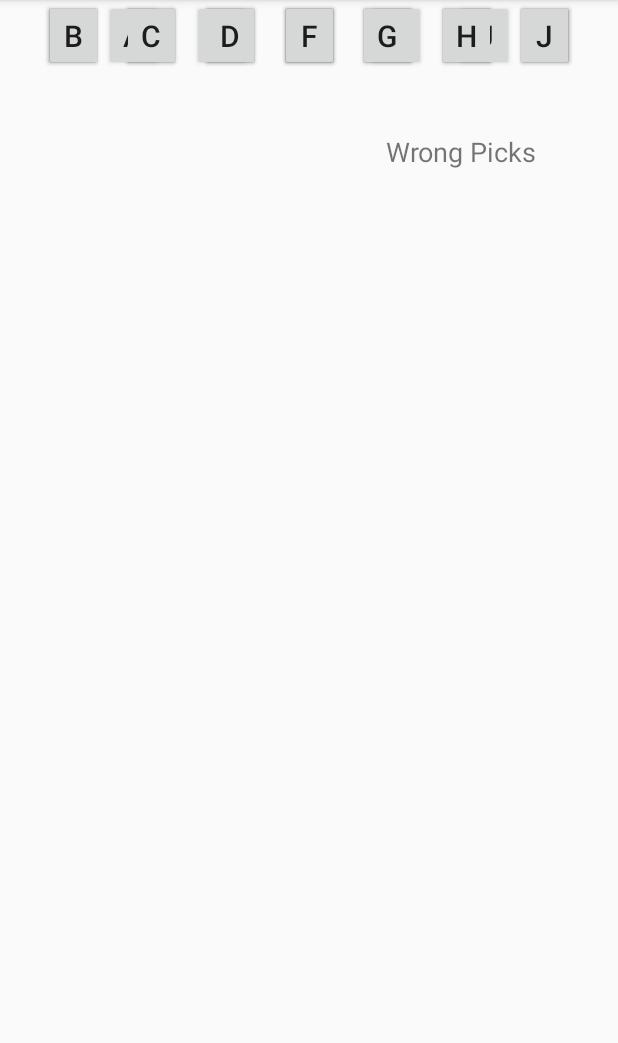
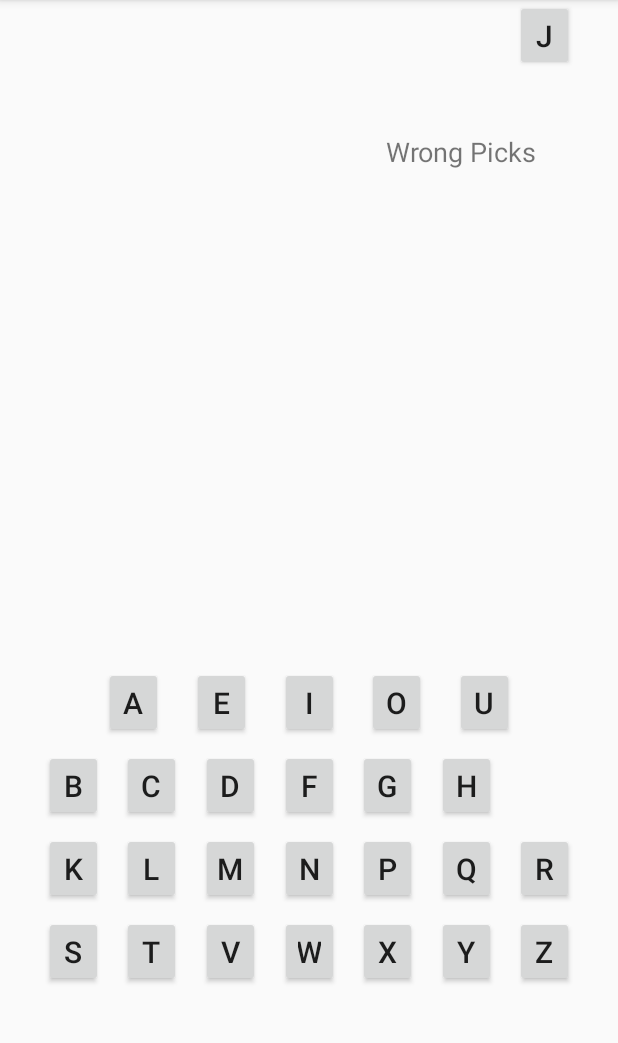
Before and after one commit to clarkmyfancy/HangmanApp, an Android app: the GuessWord screen opened directly, with no data from a screen before it, on a phone screen of 412 x 824 dp, the part 84-1127 px from its top. Run offline under Robolectric (Android 15) with nearby library versions, the phone set to English and light mode, and no system bars.

Commit message:
button spacing explicitized

```diff
--- a/app/src/main/res/layout/activity_guess_word.xml
+++ b/app/src/main/res/layout/activity_guess_word.xml
@@ -10,41 +10,45 @@
     <Button
             android:text="O"
             android:layout_width="39dp"
-            android:layout_height="47dp" tools:layout_editor_absoluteY="444dp"
+            android:layout_height="47dp"
             android:id="@+id/button30" android:textSize="20sp"
             app:layout_constraintStart_toEndOf="@+id/button31" app:layout_constraintHorizontal_bias="0.5"
-            app:layout_constraintEnd_toStartOf="@+id/button36"/>
+            app:layout_constraintEnd_toStartOf="@+id/button36"
+            app:layout_constraintBaseline_toBaselineOf="@+id/button31"/>
     <Button
             android:text="I"
             android:layout_width="39dp"
-            android:layout_height="47dp" tools:layout_editor_absoluteY="444dp"
+            android:layout_height="47dp"
             android:id="@+id/button31" android:textSize="20sp"
             app:layout_constraintStart_toEndOf="@+id/button32"
-            app:layout_constraintHorizontal_bias="0.5" app:layout_constraintEnd_toStartOf="@+id/button30"/>
+            app:layout_constraintHorizontal_bias="0.5" app:layout_constraintEnd_toStartOf="@+id/button30"
+            app:layout_constraintBaseline_toBaselineOf="@+id/button32"/>
     <Button
             android:text="E"
             android:layout_width="39dp"
-            android:layout_height="47dp" tools:layout_editor_absoluteY="444dp"
+            android:layout_height="47dp"
             android:id="@+id/button32" android:textSize="20sp"
             app:layout_constraintStart_toEndOf="@+id/button35"
-            app:layout_constraintHorizontal_bias="0.5" app:layout_constraintEnd_toStartOf="@+id/button31"/>
+            app:layout_constraintHorizontal_bias="0.5" app:layout_constraintEnd_toStartOf="@+id/button31"
+            app:layout_constraintBaseline_toBaselineOf="@+id/button35"/>
     <Button
             android:text="A"
             android:layout_width="39dp"
-            android:layout_height="47dp" tools:layout_editor_absoluteY="444dp"
+            android:layout_height="47dp"
             android:id="@+id/button35" android:textSize="20sp"
             app:layout_constraintStart_toStartOf="parent"
             app:layout_constraintHorizontal_bias="0.5" app:layout_constraintEnd_toStartOf="@+id/button32"
             android:layout_marginLeft="50dp" android:layout_marginStart="50dp"
-    />
+            android:layout_marginTop="38dp" app:layout_constraintTop_toBottomOf="@+id/imageView"/>
     <Button
             android:text="U"
             android:layout_width="39dp"
-            android:layout_height="47dp" tools:layout_editor_absoluteY="444dp"
+            android:layout_height="47dp"
             android:id="@+id/button36" android:textSize="20sp"
             app:layout_constraintStart_toEndOf="@+id/button30"
             app:layout_constraintHorizontal_bias="0.5" app:layout_constraintEnd_toEndOf="parent"
-            android:layout_marginRight="50dp" android:layout_marginEnd="50dp"/>
+            android:layout_marginRight="50dp" android:layout_marginEnd="50dp"
+            app:layout_constraintBaseline_toBaselineOf="@+id/button30"/>
     <Button
             android:text="Y"
             android:layout_width="39dp"
@@ -88,11 +92,12 @@
     <Button
             android:text="S"
             android:layout_width="39dp"
-            android:layout_height="47dp" tools:layout_editor_absoluteY="615dp"
+            android:layout_height="47dp"
             android:id="@+id/button28" android:textSize="20sp"
             app:layout_constraintStart_toStartOf="parent"
             app:layout_constraintHorizontal_bias="0.5" app:layout_constraintEnd_toStartOf="@+id/button27"
-            android:layout_marginLeft="16dp" android:layout_marginStart="16dp"/>
+            android:layout_marginLeft="16dp" android:layout_marginStart="16dp" android:layout_marginTop="8dp"
+            app:layout_constraintTop_toBottomOf="@+id/button21"/>
     <Button
             android:text="Z"
             android:layout_width="39dp"
@@ -104,75 +109,85 @@
     <Button
             android:text="Q"
             android:layout_width="39dp"
-            android:layout_height="47dp" tools:layout_editor_absoluteY="560dp"
+            android:layout_height="47dp"
             android:id="@+id/button16" android:textSize="20sp"
             app:layout_constraintStart_toEndOf="@+id/button17"
-            app:layout_constraintHorizontal_bias="0.5" app:layout_constraintEnd_toStartOf="@+id/button22"/>
+            app:layout_constraintHorizontal_bias="0.5" app:layout_constraintEnd_toStartOf="@+id/button22"
+            app:layout_constraintBaseline_toBaselineOf="@+id/button17"/>
     <Button
             android:text="P"
             android:layout_width="39dp"
-            android:layout_height="47dp" tools:layout_editor_absoluteY="560dp"
+            android:layout_height="47dp"
             android:id="@+id/button17" android:textSize="20sp"
             app:layout_constraintStart_toEndOf="@+id/button20"
-            app:layout_constraintHorizontal_bias="0.5" app:layout_constraintEnd_toStartOf="@+id/button16"/>
+            app:layout_constraintHorizontal_bias="0.5" app:layout_constraintEnd_toStartOf="@+id/button16"
+            app:layout_constraintBaseline_toBaselineOf="@+id/button20"/>
     <Button
             android:text="L"
             android:layout_width="39dp"
-            android:layout_height="47dp" tools:layout_editor_absoluteY="560dp"
+            android:layout_height="47dp"
             android:id="@+id/button18" android:textSize="20sp"
             app:layout_constraintStart_toEndOf="@+id/button21"
-            app:layout_constraintHorizontal_bias="0.5" app:layout_constraintEnd_toStartOf="@+id/button19"/>
+            app:layout_constraintHorizontal_bias="0.5" app:layout_constraintEnd_toStartOf="@+id/button19"
+            app:layout_constraintBaseline_toBaselineOf="@+id/button21"/>
     <Button
             android:text="M"
             android:layout_width="39dp"
-            android:layout_height="47dp" tools:layout_editor_absoluteY="560dp"
+            android:layout_height="47dp"
             android:id="@+id/button19" android:textSize="20sp"
             app:layout_constraintStart_toEndOf="@+id/button18"
-            app:layout_constraintHorizontal_bias="0.5" app:layout_constraintEnd_toStartOf="@+id/button20"/>
+            app:layout_constraintHorizontal_bias="0.5" app:layout_constraintEnd_toStartOf="@+id/button20"
+            app:layout_constraintBaseline_toBaselineOf="@+id/button18"/>
     <Button
             android:text="N"
             android:layout_width="39dp"
-            android:layout_height="47dp" tools:layout_editor_absoluteY="560dp"
+            android:layout_height="47dp"
             android:id="@+id/button20" android:textSize="20sp"
             app:layout_constraintStart_toEndOf="@+id/button19"
-            app:layout_constraintHorizontal_bias="0.5" app:layout_constraintEnd_toStartOf="@+id/button17"/>
+            app:layout_constraintHorizontal_bias="0.5" app:layout_constraintEnd_toStartOf="@+id/button17"
+            app:layout_constraintBaseline_toBaselineOf="@+id/button19"/>
     <Button
             android:text="K"
             android:layout_width="39dp"
-            android:layout_height="47dp" tools:layout_editor_absoluteY="560dp"
+            android:layout_height="47dp"
             android:id="@+id/button21" android:textSize="20sp"
             app:layout_constraintStart_toStartOf="parent" app:layout_constraintHorizontal_bias="0.5"
             app:layout_constraintEnd_toStartOf="@+id/button18" android:layout_marginLeft="16dp"
-            android:layout_marginStart="16dp"/>
+            android:layout_marginStart="16dp" android:layout_marginTop="8dp"
+            app:layout_constraintTop_toBottomOf="@+id/button14"/>
     <Button
             android:text="R"
             android:layout_width="39dp"
-            android:layout_height="47dp" tools:layout_editor_absoluteY="560dp"
+            android:layout_height="47dp"
             android:id="@+id/button22" android:textSize="20sp"
             app:layout_constraintStart_toEndOf="@+id/button16"
             app:layout_constraintHorizontal_bias="0.5" app:layout_constraintEnd_toEndOf="parent"
-            android:layout_marginRight="16dp" android:layout_marginEnd="16dp"/>
+            android:layout_marginRight="16dp" android:layout_marginEnd="16dp"
+            app:layout_constraintBaseline_toBaselineOf="@+id/button16"/>
     <Button
             android:text="C"
             android:layout_width="39dp"
-            android:layout_height="47dp" tools:layout_editor_absoluteY="502dp"
+            android:layout_height="47dp"
             android:id="@+id/button9" android:textSize="20sp"
             app:layout_constraintStart_toEndOf="@+id/button14"
-            app:layout_constraintHorizontal_bias="0.5" app:layout_constraintEnd_toStartOf="@+id/button10"/>
+            app:layout_constraintHorizontal_bias="0.5" app:layout_constraintEnd_toStartOf="@+id/button10"
+            app:layout_constraintBaseline_toBaselineOf="@+id/button14"/>
     <Button
             android:text="F"
             android:layout_width="39dp"
-            android:layout_height="47dp" tools:layout_editor_absoluteY="502dp"
+            android:layout_height="47dp"
             android:id="@+id/button11" android:textSize="20sp"
             app:layout_constraintStart_toEndOf="@+id/button10"
-            app:layout_constraintHorizontal_bias="0.5" app:layout_constraintEnd_toStartOf="@+id/button12"/>
+            app:layout_constraintHorizontal_bias="0.5" app:layout_constraintEnd_toStartOf="@+id/button12"
+            app:layout_constraintBaseline_toBaselineOf="@+id/button10"/>
     <Button
             android:text="H"
             android:layout_width="39dp"
-            android:layout_height="47dp" tools:layout_editor_absoluteY="502dp"
+            android:layout_height="47dp"
             android:id="@+id/button13" android:textSize="20sp"
             app:layout_constraintStart_toEndOf="@+id/button12" app:layout_constraintHorizontal_bias="0.5"
-            app:layout_constraintEnd_toStartOf="@+id/button15"/>
+            app:layout_constraintEnd_toStartOf="@+id/button15"
+            app:layout_constraintBaseline_toBaselineOf="@+id/button12"/>
     <Button
             android:text="J"
             android:layout_width="39dp"
@@ -184,25 +199,28 @@
     <Button
             android:text="D"
             android:layout_width="39dp"
-            android:layout_height="47dp" tools:layout_editor_absoluteY="502dp"
+            android:layout_height="47dp"
             android:id="@+id/button10" android:textSize="20sp"
             app:layout_constraintStart_toEndOf="@+id/button9"
-            app:layout_constraintHorizontal_bias="0.5" app:layout_constraintEnd_toStartOf="@+id/button11"/>
+            app:layout_constraintHorizontal_bias="0.5" app:layout_constraintEnd_toStartOf="@+id/button11"
+            app:layout_constraintBaseline_toBaselineOf="@+id/button9"/>
     <Button
             android:text="G"
             android:layout_width="39dp"
-            android:layout_height="47dp" tools:layout_editor_absoluteY="502dp"
+            android:layout_height="47dp"
             android:id="@+id/button12" android:textSize="20sp"
             app:layout_constraintStart_toEndOf="@+id/button11"
-            app:layout_constraintHorizontal_bias="0.5" app:layout_constraintEnd_toStartOf="@+id/button13"/>
+            app:layout_constraintHorizontal_bias="0.5" app:layout_constraintEnd_toStartOf="@+id/button13"
+            app:layout_constraintBaseline_toBaselineOf="@+id/button11"/>
     <Button
             android:text="B"
             android:layout_width="39dp"
-            android:layout_height="47dp" tools:layout_editor_absoluteY="502dp"
+            android:layout_height="47dp"
             android:id="@+id/button14" android:textSize="20sp"
             app:layout_constraintStart_toStartOf="parent"
             app:layout_constraintHorizontal_bias="0.5" app:layout_constraintEnd_toStartOf="@+id/button9"
-            android:layout_marginLeft="16dp" android:layout_marginStart="16dp"/>
+            android:layout_marginLeft="16dp" android:layout_marginStart="16dp" android:layout_marginTop="8dp"
+            app:layout_constraintTop_toBottomOf="@+id/button35"/>
     <TextView
             android:layout_width="wrap_content"
             android:layout_height="wrap_content"
```
